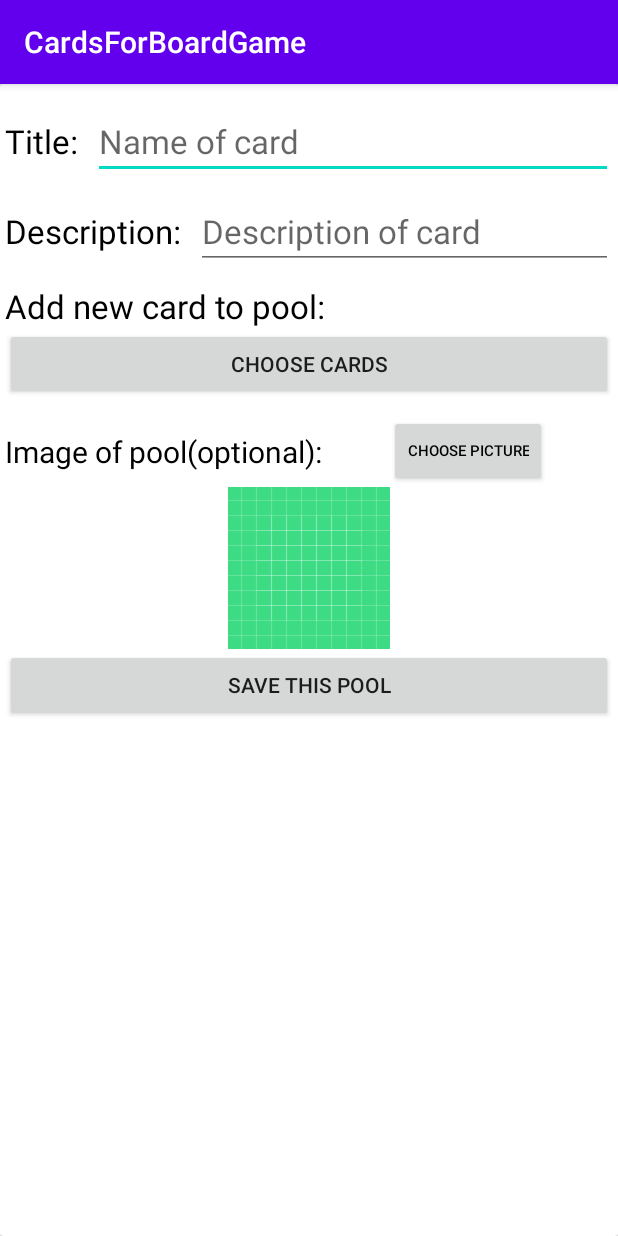
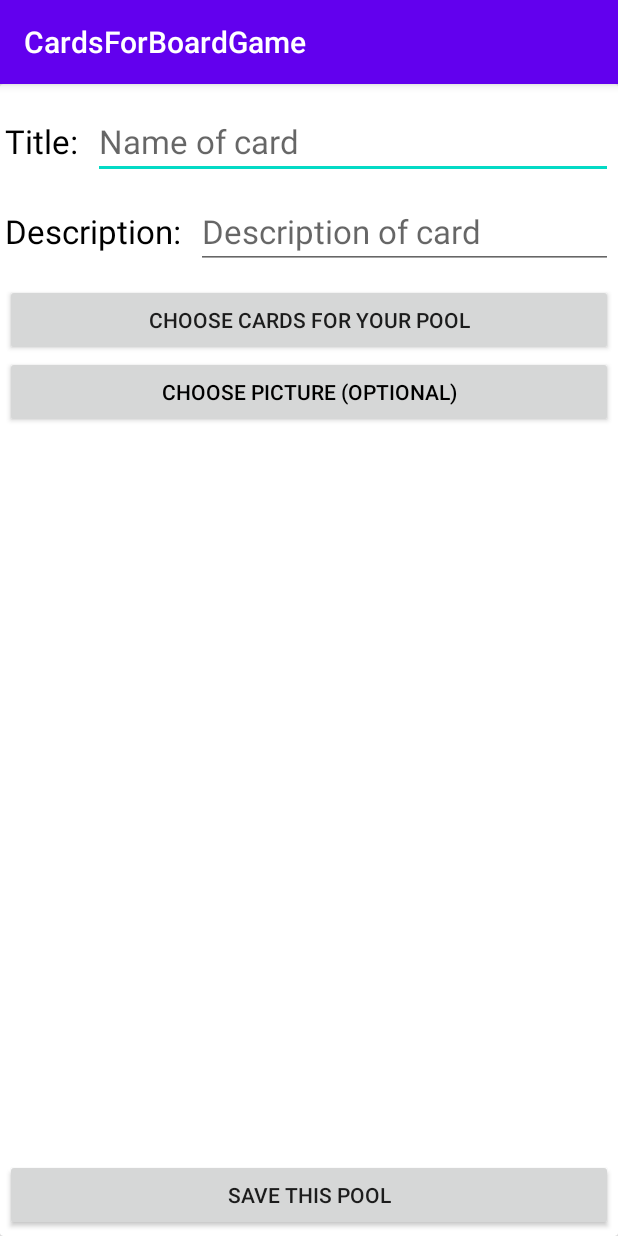
Before and after one commit to sillva7/CardsForBoardGame, an Android app: the AddNewPool screen opened directly, with no data from a screen before it, on a phone screen of 412 x 824 dp. Run offline under Robolectric (Android 15) with nearby library versions, the phone set to English and light mode, and no system bars; our stand-ins replace Room's generated code; libraries missing offline, so code that uses them is left out: com.nex3z.flowlayout; plain views replace FlowLayout; 1 statement that could not run was skipped.

Commit message:
need to finish PoolDB and MainViewModel for it

```diff
--- a/app/src/main/java/com/example/cardsforboardgame/Classes/Pool.java
+++ b/app/src/main/java/com/example/cardsforboardgame/Classes/Pool.java
@@ -8,6 +8,7 @@ import androidx.room.PrimaryKey;
 import androidx.room.TypeConverters;
 
 import com.example.cardsforboardgame.Utils.BitmapConverter;
+import com.example.cardsforboardgame.Utils.CardConverter;
 
 import java.util.ArrayList;
 
@@ -17,7 +18,7 @@ public class Pool {
     int id;
     String title;
     String description;
-    @TypeConverters({})//dont forget
+    @TypeConverters({CardConverter.class})
     ArrayList<Card> cards;
     @TypeConverters({BitmapConverter.class})
     Bitmap bitmap;//for img
--- a/app/src/main/java/com/example/cardsforboardgame/Utils/BitmapConverter.java
+++ b/app/src/main/java/com/example/cardsforboardgame/Utils/BitmapConverter.java
@@ -2,6 +2,9 @@ package com.example.cardsforboardgame.Utils;
 
 import android.graphics.Bitmap;
 import android.graphics.BitmapFactory;
+import android.graphics.Canvas;
+import android.graphics.drawable.BitmapDrawable;
+import android.graphics.drawable.Drawable;
 
 import androidx.room.TypeConverter;
 
@@ -28,4 +31,26 @@ public class BitmapConverter {
         return BitmapFactory.decodeByteArray(image, 0, image.length);
     }
 
+    public static Bitmap drawableToBitmap (Drawable drawable) {//Конвертация дровбл в битмап, наш на стоке
+        Bitmap bitmap = null;
+
+        if (drawable instanceof BitmapDrawable) {
+            BitmapDrawable bitmapDrawable = (BitmapDrawable) drawable;
+            if(bitmapDrawable.getBitmap() != null) {
+                return bitmapDrawable.getBitmap();
+            }
+        }
+
+        if(drawable.getIntrinsicWidth() <= 0 || drawable.getIntrinsicHeight() <= 0) {
+            bitmap = Bitmap.createBitmap(1, 1, Bitmap.Config.ARGB_8888); // Single color bitmap will be created of 1x1 pixel
+        } else {
+            bitmap = Bitmap.createBitmap(drawable.getIntrinsicWidth(), drawable.getIntrinsicHeight(), Bitmap.Config.ARGB_8888);
+        }
+
+        Canvas canvas = new Canvas(bitmap);
+        drawable.setBounds(0, 0, canvas.getWidth(), canvas.getHeight());
+        drawable.draw(canvas);
+        return bitmap;
+    }
+
 }
--- a/app/src/main/java/com/example/cardsforboardgame/activities/AddNewCardActivity.java
+++ b/app/src/main/java/com/example/cardsforboardgame/activities/AddNewCardActivity.java
@@ -161,9 +161,7 @@ public class AddNewCardActivity extends AppCompatActivity {
         } else {
             Card card = new Card(titleET.getText().toString(), descriptionET.getText().toString(), bitmap);
             viewModel.insertCard(card);
-            Intent intent = new Intent(AddNewCardActivity.this, Testt.class);
-            intent.putExtra("id", viewModel.getCardByTitle(card.getTitle()).getId());//сюда надо добавлять ID взятый из БД, а не из поля только что созданного объекта!!!!
-            startActivity(intent);
+            Toast.makeText(this, "Saved", Toast.LENGTH_SHORT).show();
         }
 
 
--- a/app/src/main/res/layout/activity_add_new_pool.xml
+++ b/app/src/main/res/layout/activity_add_new_pool.xml
@@ -6,18 +6,21 @@
     android:layout_height="match_parent"
     tools:context=".activities.AddNewPool">
 
-    <LinearLayout
+    <androidx.constraintlayout.widget.ConstraintLayout
         android:id="@+id/mainLinearLayout"
         android:layout_width="match_parent"
-        android:layout_height="wrap_content"
+        android:layout_height="match_parent"
         android:layout_margin="3dp"
         android:orientation="vertical">
 
         <LinearLayout
+            android:id="@+id/ll1"
             android:layout_width="match_parent"
             android:layout_height="wrap_content"
             android:layout_marginTop="10dp"
-            android:orientation="horizontal">
+            android:orientation="horizontal"
+            app:layout_constraintStart_toStartOf="parent"
+            app:layout_constraintTop_toTopOf="parent">
 
             <TextView
                 android:id="@+id/titlePool"
@@ -38,10 +41,13 @@
         </LinearLayout>
 
         <LinearLayout
+            android:id="@+id/ll2"
             android:layout_width="match_parent"
             android:layout_height="wrap_content"
             android:layout_marginTop="10dp"
-            android:orientation="horizontal">
+            android:orientation="horizontal"
+            app:layout_constraintStart_toStartOf="parent"
+            app:layout_constraintTop_toBottomOf="@+id/ll1">
 
             <TextView
                 android:id="@+id/titleDescription"
@@ -64,20 +70,13 @@
         </LinearLayout>
 
         <LinearLayout
+            android:id="@+id/ll3"
             android:layout_width="match_parent"
             android:layout_height="wrap_content"
             android:layout_marginTop="10dp"
             android:orientation="horizontal"
-
-            >
-
-            <TextView
-                android:id="@+id/btnForBtn"
-                android:layout_width="match_parent"
-                android:layout_height="wrap_content"
-                android:text="@string/add_new_card_to_pool"
-                android:textColor="#000"
-                android:textSize="22sp" />
+            app:layout_constraintStart_toStartOf="parent"
+            app:layout_constraintTop_toBottomOf="@+id/ll2">
 
 
         </LinearLayout>
@@ -86,9 +85,11 @@
             android:id="@+id/flowLayoutBtns"
             android:layout_width="match_parent"
             android:layout_height="wrap_content"
-            android:layout_marginBottom="10dp"
+            android:layout_marginBottom="5dp"
             app:flChildSpacingForLastRow="align"
-            app:flRowSpacing="8dp">
+            app:flRowSpacing="8dp"
+            app:layout_constraintStart_toStartOf="parent"
+            app:layout_constraintTop_toBottomOf="@+id/ll3">
 
             <Button
                 android:id="@+id/addNewCard"
@@ -101,60 +102,54 @@
         </com.nex3z.flowlayout.FlowLayout>
 
         <androidx.constraintlayout.widget.ConstraintLayout
+            android:id="@+id/ll4"
             android:layout_width="match_parent"
             android:layout_height="wrap_content"
-            android:orientation="horizontal"
+            app:layout_constraintBottom_toTopOf="@+id/savePool"
+            app:layout_constraintStart_toStartOf="parent"
+            app:layout_constraintTop_toBottomOf="@+id/flowLayoutBtns"
+            app:layout_constraintVertical_bias="0">
 
-            >
-
-            <TextView
-                android:id="@+id/textView"
-                android:layout_width="wrap_content"
-                android:layout_height="wrap_content"
-                android:text="@string/image_of_pool"
-                android:textColor="#000"
-                android:textSize="20sp"
-                app:layout_constraintBottom_toBottomOf="@+id/setIMG"
-                app:layout_constraintStart_toStartOf="parent"
-                app:layout_constraintTop_toTopOf="@+id/setIMG" />
 
             <Button
                 android:id="@+id/setIMG"
-                android:layout_width="wrap_content"
+                android:layout_width="match_parent"
                 android:layout_height="wrap_content"
                 android:gravity="center"
-                android:maxWidth="140dp"
-                android:minWidth="0dp"
                 android:onClick="setImg"
                 android:text="@string/choose_picture"
                 android:textColor="#000"
-                android:textSize="10sp"
                 app:layout_constraintEnd_toEndOf="parent"
-                app:layout_constraintStart_toEndOf="@+id/textView"
                 app:layout_constraintTop_toTopOf="parent" />
 
-            <ImageView
-                android:id="@+id/imageViewOfCard"
-                android:layout_width="wrap_content"
-                android:layout_height="wrap_content"
-                android:maxWidth="200dp"
-                android:maxHeight="200dp"
-                android:scaleType="centerCrop"
-                android:src="@drawable/ic_launcher_background"
-                app:layout_constraintEnd_toEndOf="parent"
-                app:layout_constraintStart_toStartOf="parent"
-                app:layout_constraintTop_toBottomOf="@+id/setIMG" />
+
+
+                <ImageView
+                    android:id="@+id/imageViewOfCard"
+                    android:layout_width="200dp"
+                    android:layout_height="230dp"
+                    app:layout_constraintBottom_toBottomOf="parent"
+                    app:layout_constraintEnd_toEndOf="parent"
+                    app:layout_constraintStart_toStartOf="parent"
+                    app:layout_constraintTop_toBottomOf="@+id/setIMG"
+                    android:scaleType="centerCrop" />
+
+
 
         </androidx.constraintlayout.widget.ConstraintLayout>
+
         <Button
             android:id="@+id/savePool"
-            android:onClick="savePool"
             android:layout_width="match_parent"
             android:layout_height="wrap_content"
-            android:text="@string/save_this_pool"/>
+            android:onClick="savePool"
+            android:text="@string/save_this_pool"
+            app:layout_constraintBottom_toBottomOf="parent"
+            app:layout_constraintStart_toStartOf="parent"
+            app:layout_constraintTop_toTopOf="parent"
+            app:layout_constraintVertical_bias="1" />
 
-
-    </LinearLayout>
+    </androidx.constraintlayout.widget.ConstraintLayout>
 
 
 </androidx.cardview.widget.CardView>
--- a/app/src/main/res/values/strings.xml
+++ b/app/src/main/res/values/strings.xml
@@ -19,8 +19,10 @@
     <string name="add_new_card_to_pool">Add new card to pool:</string>
     <string name="add_new_card_to_pool_btn">Add new cards</string>
     <string name="save_to_pool">Save to pool</string>
-    <string name="choose_cards">Choose cards</string>
+    <string name="choose_cards">Choose cards for your pool</string>
     <string name="image_of_pool">Image of pool(optional):</string>
-    <string name="choose_picture">Choose picture</string>
+    <string name="choose_picture">Choose picture (optional)</string>
     <string name="save_this_pool">Save this pool</string>
+    <string name="lorem_ipsun">Lorem ipsum dolor sit amet, consectetur adipiscing elit, sed do eiusmod tempor incididunt ut labore et dolore magna aliqua. Ut enim ad minim veniam, quis nostrud exercitation ullamco laboris nisi ut aliquip ex ea commodo consequat. Duis aute irure dolor in reprehenderit in voluptate velit esse cillum dolore eu fugiat nulla pariatur. Excepteur sint occaecat cupidatat non proident, sunt in culpa qui officia deserunt mollit anim id est laborum.</string>
+    <string name="EmptyListOfCard">Pls add some cards to your pool</string>
 </resources>
```
Also changed, not shown: app/src/main/java/com/example/cardsforboardgame/DBStuf/PoolDB.java (added, +28 -0 lines), app/src/main/java/com/example/cardsforboardgame/DBStuf/PoolDao.java (added, +34 -0 lines), app/src/main/java/com/example/cardsforboardgame/Utils/CardConverter.java (added, +31 -0 lines), app/src/main/java/com/example/cardsforboardgame/activities/AddNewPool.java (+35 -0 lines), app/src/main/java/com/example/cardsforboardgame/activities/AllCardsActivity.java (+14 -3 lines), app/src/main/java/com/example/cardsforboardgame/adapters/CardAdapter.java (+8 -5 lines), app/src/main/java/com/example/cardsforboardgame/adapters/PoolAdapter.java (added, +76 -0 lines), app/src/main/res/layout/card_item_with_checkbox.xml (deleted, +0 -43 lines), app/src/main/res/layout/pool_item.xml (added, +54 -0 lines).
